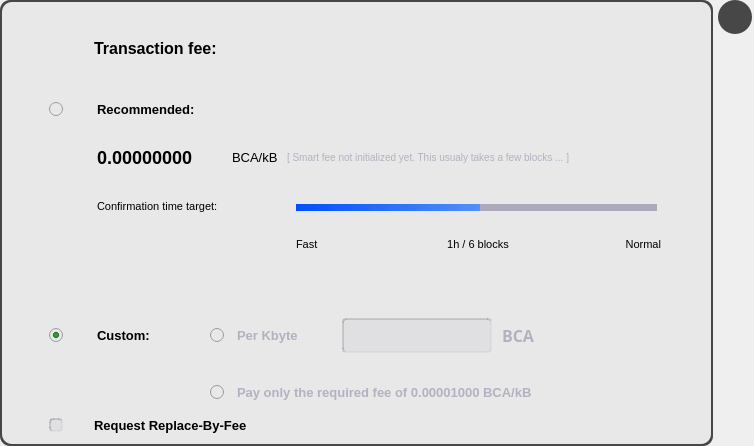
Before: the Qt Designer form src/qt/forms/changefeedialog.ui in bitcoin-atom/bitcoin-atom, drawn with Qt 5.
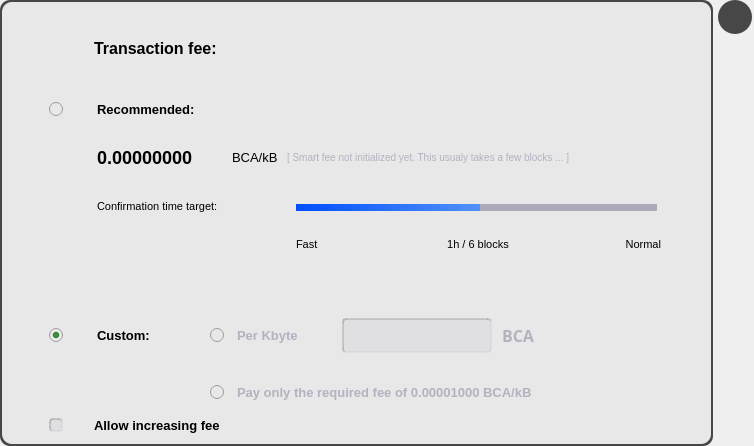
After: the same form once the commit is applied. Icons and pictures are not drawn. Custom widgets are drawn as their Qt base class.

Commit message: Merge #11556: [Qt] Improved copy for RBF checkbox and tooltip

The edit to the form file:
```diff
--- a/src/qt/forms/changefeedialog.ui
+++ b/src/qt/forms/changefeedialog.ui
@@ -536,7 +536,7 @@
 }</string>
     </property>
     <property name="text">
-     <string>Request Replace-By-Fee</string>
+     <string>Allow increasing fee</string>
     </property>
    </widget>
   </widget>
```
The commit also changes 1 other file.
